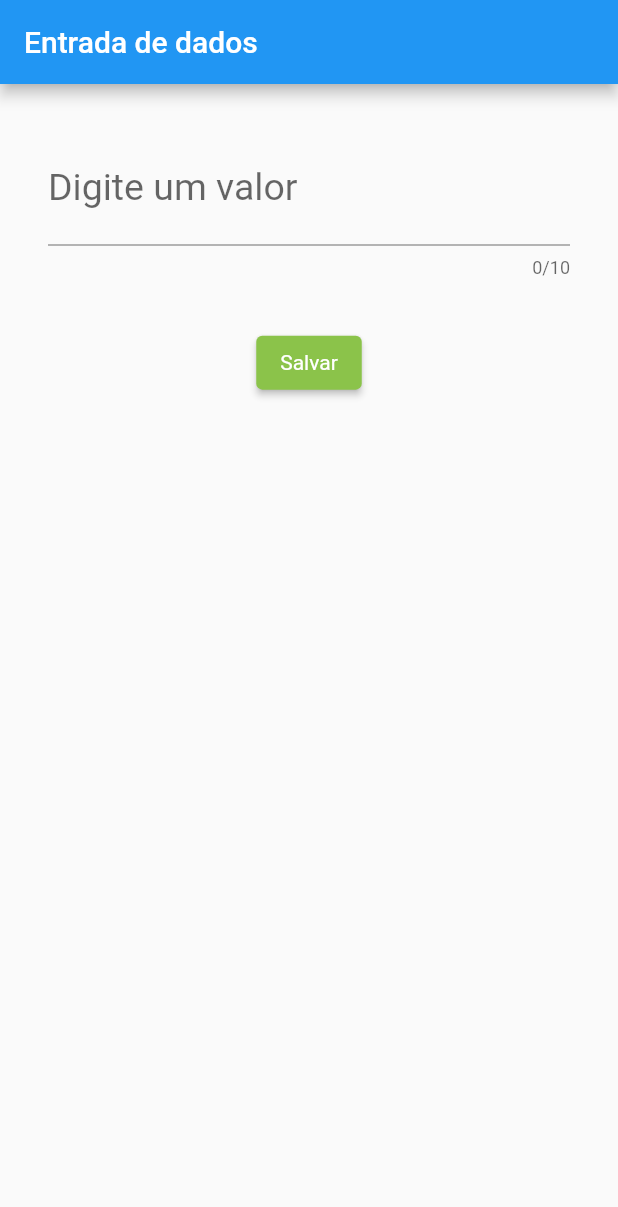
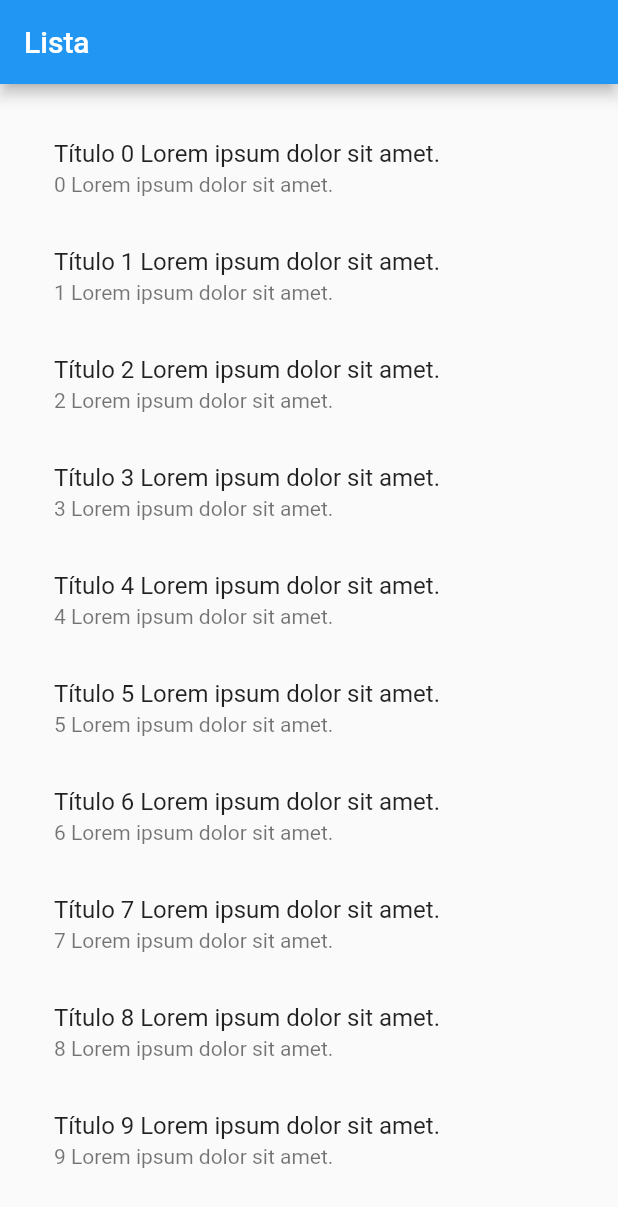
Before and after one commit to Queonias/entrada_de_dados, a Flutter app: the screen it shows after launch, on a phone screen of 412 x 824 dp. Shown: the top 1207 px of the screen. Run offline on Flutter 3.47's test engine with Material 2 defaults, Android fonts, the phone set to English and light mode, and no system bars.

Commit message:
listTile

```diff
--- a/lib/campo_texto.dart
+++ b/lib/campo_texto.dart
@@ -1,62 +1,43 @@
 import 'package:flutter/material.dart';
-import 'package:flutter/services.dart';
 
-class CampoTexto extends StatefulWidget {
-  const CampoTexto({super.key});
+class Home extends StatefulWidget {
+  const Home({super.key});
 
   @override
-  State<CampoTexto> createState() => _CampoTextoState();
+  State<Home> createState() => _HomeState();
 }
 
-class _CampoTextoState extends State<CampoTexto> {
-  final myController = TextEditingController();
+class _HomeState extends State<Home> {
+  List _itens = [];
 
-  // @override
-  // void initState() {
-  //   super.initState();
-
-  //   // Começa a ouvir as mudanças.
-  //   myController.addListener();
-  // }
+  void _carregarItens() {
+    _itens = [];
+    for (int i = 0; i <= 10; i++) {
+      Map<String, dynamic> item = {};
+      item["titulo"] = "Título $i Lorem ipsum dolor sit amet.";
+      item["descricao"] = "$i Lorem ipsum dolor sit amet.";
+      _itens.add(item);
+    }
+  }
 
   @override
   Widget build(BuildContext context) {
+    _carregarItens();
     return Scaffold(
       appBar: AppBar(
-        title: const Text("Entrada de dados"),
+        title: const Text("Lista"),
       ),
-      body: Column(
-        children: [
-          Padding(
-            padding: const EdgeInsets.all(32),
-            child: TextField(
-              keyboardType: TextInputType.text,
-              decoration: const InputDecoration(labelText: "Digite um valor"),
-              enabled: true,
-              maxLength: 10,
-              maxLengthEnforcement: MaxLengthEnforcement.enforced,
-              style: const TextStyle(
-                fontSize: 25,
-                color: Colors.green,
-              ),
-              obscureText: true,
-              controller: myController,
-            ),
-          ),
-          ElevatedButton(
-            style: ButtonStyle(
-              backgroundColor:
-                  MaterialStateProperty.all<Color>(Colors.lightGreen),
-              textStyle: MaterialStateProperty.all<TextStyle>(
-                const TextStyle(color: Colors.white),
-              ),
-            ),
-            onPressed: () {
-              print(myController.text);
-            },
-            child: const Text("Salvar"),
-          )
-        ],
+      body: Container(
+        padding: const EdgeInsets.all(20),
+        child: ListView.builder(
+          itemCount: _itens.length,
+          itemBuilder: (context, index) {
+            return ListTile(
+              title: Text(_itens[index]["titulo"]),
+              subtitle: Text(_itens[index]["descricao"]),
+            );
+          },
+        ),
       ),
     );
   }
--- a/lib/main.dart
+++ b/lib/main.dart
@@ -3,6 +3,7 @@ import 'package:flutter/material.dart';
 
 void main() {
   runApp(const MaterialApp(
-    home: CampoTexto(),
+    debugShowCheckedModeBanner: false,
+    home: Home(),
   ));
 }
```
